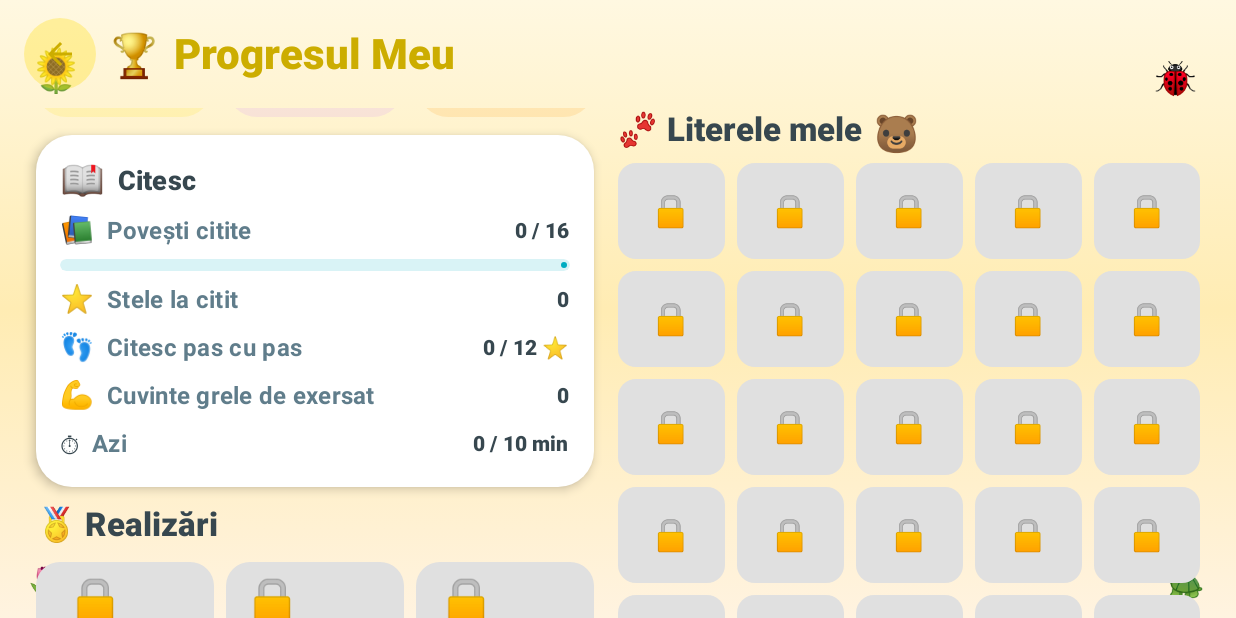
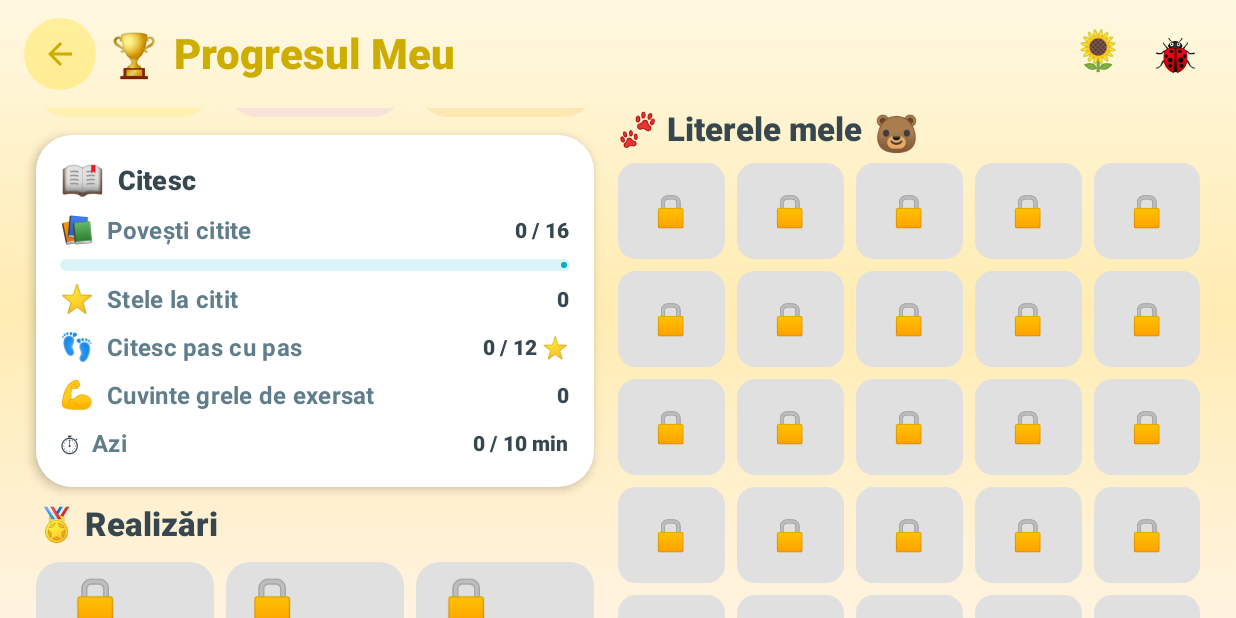
Before and after one commit to danvaly/alfabetul-magic, an Android app built with Jetpack Compose: the ProgressScreen screen opened through its navigation route, scrolled down 238 dp, on a phone screen of 824 x 412 dp (held sideways). Run offline under Robolectric (Android 15) with nearby library versions, the phone set to English and light mode, and no system bars; our stand-ins replace Room's generated code.

Commit message:
WIP: layout fixes from screenshot review (in progress)
Compiles; still being finished and verified.

Co-Authored-By: Claude Fable 5.2 <noreply@anthropic.com>
Claude-Session: https://claude.ai/code/session_01G53z5Y8jPWh1a32Ndqjq9Q

```diff
--- a/app/src/main/java/com/danvaly/alfabet/ui/screens/AlphabetOrderScreen.kt
+++ b/app/src/main/java/com/danvaly/alfabet/ui/screens/AlphabetOrderScreen.kt
@@ -115,11 +115,6 @@ fun AlphabetOrderScreen(
             )
             .systemBarsPadding()
     ) {
-        Text(
-            text = "\uD83D\uDC22",
-            fontSize = 28.sp,
-            modifier = Modifier.offset(x = 20.dp, y = (30 + floatOffset).dp)
-        )
         Text(
             text = "\uD83C\uDF3B",
             fontSize = 24.sp,
--- a/app/src/main/java/com/danvaly/alfabet/ui/screens/DailyChallengeScreen.kt
+++ b/app/src/main/java/com/danvaly/alfabet/ui/screens/DailyChallengeScreen.kt
@@ -120,11 +120,6 @@ fun DailyChallengeScreen(
             )
             .systemBarsPadding()
     ) {
-        Text(
-            text = "\u2B50",
-            fontSize = 28.sp,
-            modifier = Modifier.offset(x = 20.dp, y = (30 + floatOffset).dp)
-        )
         Text(
             text = "\uD83C\uDF1F",
             fontSize = 24.sp,
--- a/app/src/main/java/com/danvaly/alfabet/ui/screens/DiacriticsScreen.kt
+++ b/app/src/main/java/com/danvaly/alfabet/ui/screens/DiacriticsScreen.kt
@@ -114,11 +114,6 @@ fun DiacriticsScreen(
                 )
             )
     ) {
-        Text(
-            text = "\uD83E\uDD8B",
-            fontSize = 28.sp,
-            modifier = Modifier.offset(x = 20.dp, y = (30 + floatOffset).dp)
-        )
         Text(
             text = "\uD83C\uDF38",
             fontSize = 24.sp,
--- a/app/src/main/java/com/danvaly/alfabet/ui/screens/GamesMenuScreen.kt
+++ b/app/src/main/java/com/danvaly/alfabet/ui/screens/GamesMenuScreen.kt
@@ -97,11 +97,6 @@ fun GamesMenuScreen(
             .systemBarsPadding()
     ) {
         // Floating decorations
-        Text(
-            text = "\uD83D\uDC3E",
-            fontSize = 30.sp,
-            modifier = Modifier.offset(x = 20.dp, y = (30 + floatOffset).dp)
-        )
         Text(
             text = "\uD83C\uDF3A",
             fontSize = 26.sp,
--- a/app/src/main/java/com/danvaly/alfabet/ui/screens/LetterDetailScreen.kt
+++ b/app/src/main/java/com/danvaly/alfabet/ui/screens/LetterDetailScreen.kt
@@ -128,12 +128,6 @@ fun LetterDetailScreen(
             )
     ) {
         // Floating nature decorations
-        Text(
-            text = "\uD83E\uDD8B",
-            fontSize = 28.sp,
-            modifier = Modifier
-                .offset(x = 20.dp, y = (30 + floatOffset).dp)
-        )
         Text(
             text = "\uD83C\uDF3A",
             fontSize = 24.sp,
--- a/app/src/main/java/com/danvaly/alfabet/ui/screens/LetterStoryScreen.kt
+++ b/app/src/main/java/com/danvaly/alfabet/ui/screens/LetterStoryScreen.kt
@@ -110,11 +110,6 @@ fun LetterStoryScreen(
             )
             .systemBarsPadding()
     ) {
-        Text(
-            text = "\uD83E\uDD8B",
-            fontSize = 28.sp,
-            modifier = Modifier.offset(x = 20.dp, y = (30 + floatOffset).dp)
-        )
         Text(
             text = "\uD83C\uDF3B",
             fontSize = 24.sp,
--- a/app/src/main/java/com/danvaly/alfabet/ui/screens/ProgressScreen.kt
+++ b/app/src/main/java/com/danvaly/alfabet/ui/screens/ProgressScreen.kt
@@ -108,33 +108,20 @@ fun ProgressScreen(
             )
             .systemBarsPadding()
     ) {
-        // Floating decorations
+        // Floating decorations: only in the empty right end of the header, away from the back button and content
         Text(
             text = "\uD83C\uDF3B",
-            fontSize = 28.sp,
+            fontSize = 26.sp,
             modifier = Modifier
-                .offset(x = 20.dp, y = (30 + floatOffset).dp)
+                .align(Alignment.TopEnd)
+                .offset(x = (-75).dp, y = (18 + floatOffset).dp)
         )
         Text(
             text = "\uD83D\uDC1E",
             fontSize = 24.sp,
             modifier = Modifier
                 .align(Alignment.TopEnd)
-                .offset(x = (-25).dp, y = (35 + floatOffset2).dp)
-        )
-        Text(
-            text = "\uD83C\uDF37",
-            fontSize = 22.sp,
-            modifier = Modifier
-                .align(Alignment.BottomStart)
-                .offset(x = 15.dp, y = (-10 + floatOffset).dp)
-        )
-        Text(
-            text = "\uD83D\uDC22",
-            fontSize = 26.sp,
-            modifier = Modifier
-                .align(Alignment.BottomEnd)
-                .offset(x = (-20).dp, y = (-15 + floatOffset2).dp)
+                .offset(x = (-25).dp, y = (20 + floatOffset2).dp)
         )
 
         Column(modifier = Modifier.fillMaxSize()) {
@@ -230,7 +217,7 @@ fun ProgressScreen(
                     Row(horizontalArrangement = Arrangement.spacedBy(10.dp)) {
                         StatCard(
                             emoji = "\u2B50",
-                            value = "$totalStars",
+                            value = "${totalStars ?: 0}",
                             label = "Stele",
                             color = DuoYellow,
                             modifier = Modifier.weight(1f)
--- a/app/src/main/java/com/danvaly/alfabet/ui/screens/RhymingGameScreen.kt
+++ b/app/src/main/java/com/danvaly/alfabet/ui/screens/RhymingGameScreen.kt
@@ -137,11 +137,6 @@ fun RhymingGameScreen(
                 )
             )
     ) {
-        Text(
-            text = "\uD83C\uDFB5",
-            fontSize = 28.sp,
-            modifier = Modifier.offset(x = 20.dp, y = (30 + floatOffset).dp)
-        )
         Text(
             text = "\uD83C\uDF3A",
             fontSize = 24.sp,
--- a/app/src/main/java/com/danvaly/alfabet/ui/screens/SentenceBuildScreen.kt
+++ b/app/src/main/java/com/danvaly/alfabet/ui/screens/SentenceBuildScreen.kt
@@ -110,11 +110,6 @@ fun SentenceBuildScreen(
             )
             .systemBarsPadding()
     ) {
-        Text(
-            text = "\uD83D\uDC26",
-            fontSize = 28.sp,
-            modifier = Modifier.offset(x = 20.dp, y = (30 + floatOffset).dp)
-        )
         Text(
             text = "\uD83C\uDF3C",
             fontSize = 24.sp,
--- a/app/src/main/java/com/danvaly/alfabet/ui/screens/WordMatchScreen.kt
+++ b/app/src/main/java/com/danvaly/alfabet/ui/screens/WordMatchScreen.kt
@@ -133,11 +133,6 @@ fun WordMatchScreen(
                 )
             )
     ) {
-        Text(
-            text = "\uD83D\uDC1D",
-            fontSize = 28.sp,
-            modifier = Modifier.offset(x = 20.dp, y = (30 + floatOffset).dp)
-        )
         Text(
             text = "\uD83C\uDF3A",
             fontSize = 24.sp,
```
Also changed, not shown: app/src/main/java/com/danvaly/alfabet/ui/screens/ReadingTrainerScreen.kt (+38 -18 lines), app/src/main/java/com/danvaly/alfabet/ui/screens/StoriesScreen.kt (+17 -3 lines), app/src/main/java/com/danvaly/alfabet/ui/screens/SyllableScreen.kt (+6 -2 lines), app/src/main/java/com/danvaly/alfabet/ui/screens/TraceScreen.kt (+30 -22 lines), 1 other file.
